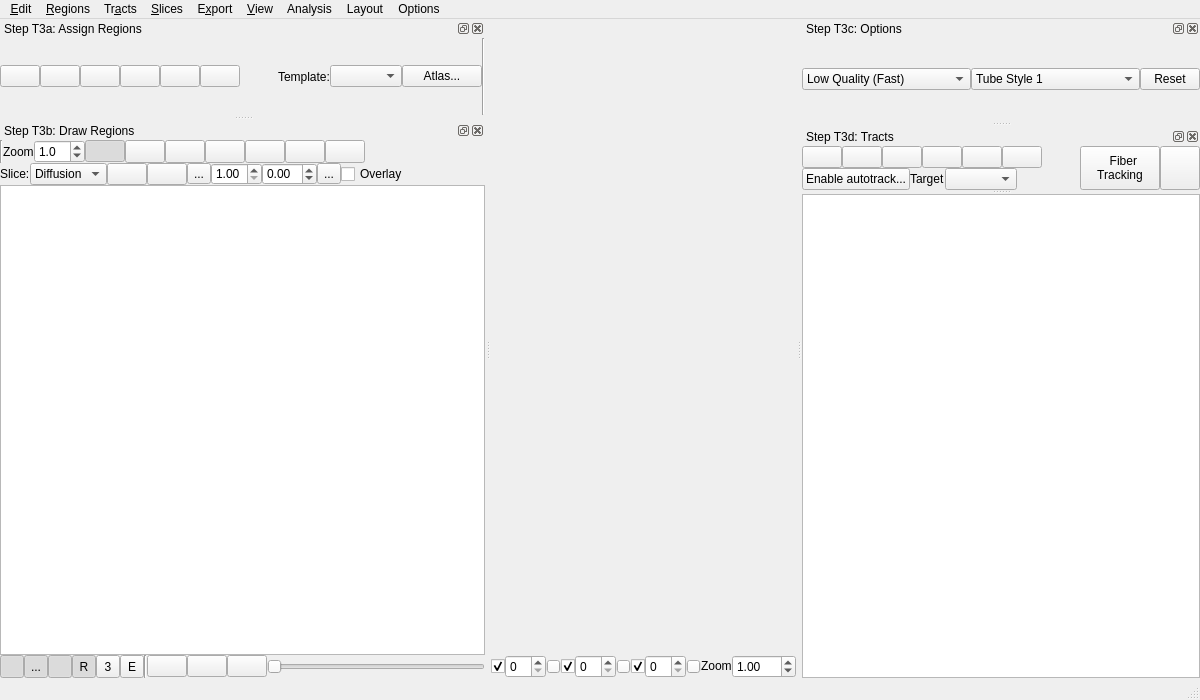
Qt form tracking/tracking_window.ui (frankyeh/DSI-Studio) before a commit.
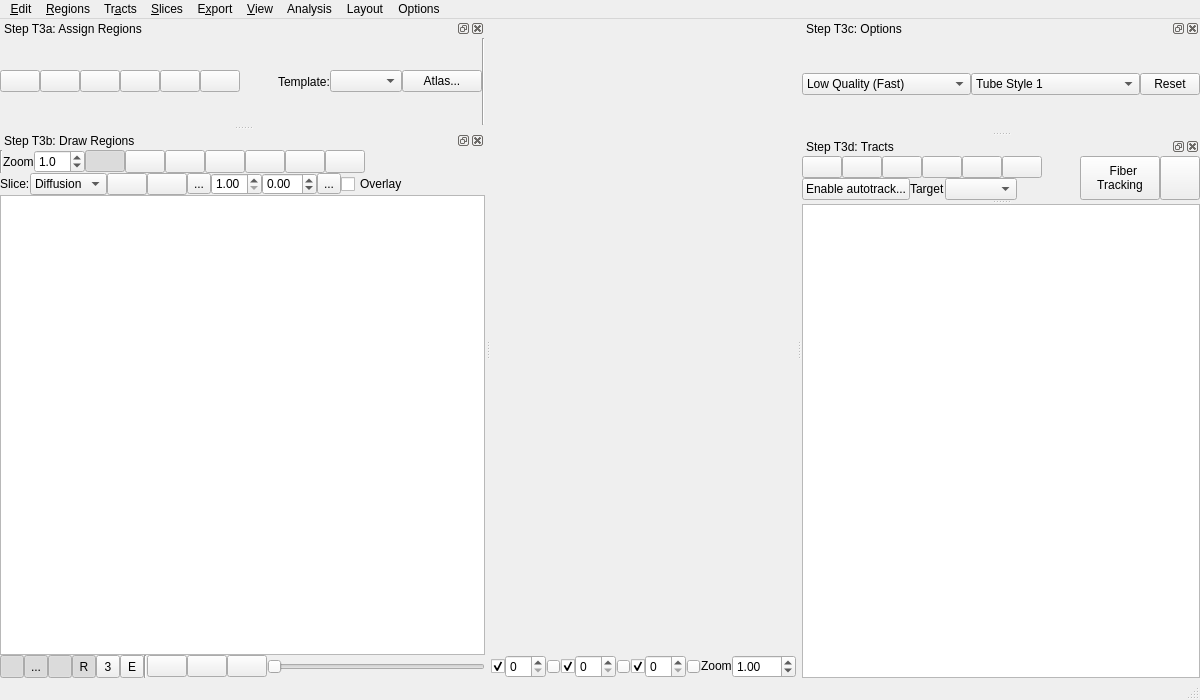
The same form after that commit. Icons and pictures are not drawn. Custom widgets are drawn as their Qt base class.

The edit to the form file:
```diff
--- a/tracking/tracking_window.ui
+++ b/tracking/tracking_window.ui
@@ -289,7 +289,7 @@
    <property name="minimumSize">
     <size>
      <width>390</width>
-     <height>48</height>
+     <height>54</height>
     </size>
    </property>
    <property name="maximumSize">
@@ -559,7 +559,7 @@
    <property name="minimumSize">
     <size>
      <width>267</width>
-     <height>47</height>
+     <height>53</height>
     </size>
    </property>
    <property name="windowTitle">
@@ -1022,8 +1022,8 @@
    </property>
    <property name="minimumSize">
     <size>
-     <width>309</width>
-     <height>155</height>
+     <width>314</width>
+     <height>161</height>
     </size>
    </property>
    <property name="maximumSize">
@@ -1424,8 +1424,8 @@
    </property>
    <property name="minimumSize">
     <size>
-     <width>356</width>
-     <height>173</height>
+     <width>362</width>
+     <height>179</height>
     </size>
    </property>
    <property name="floating">
```
Left out of the diff: 28 changed lines with no effect on the pictures.
